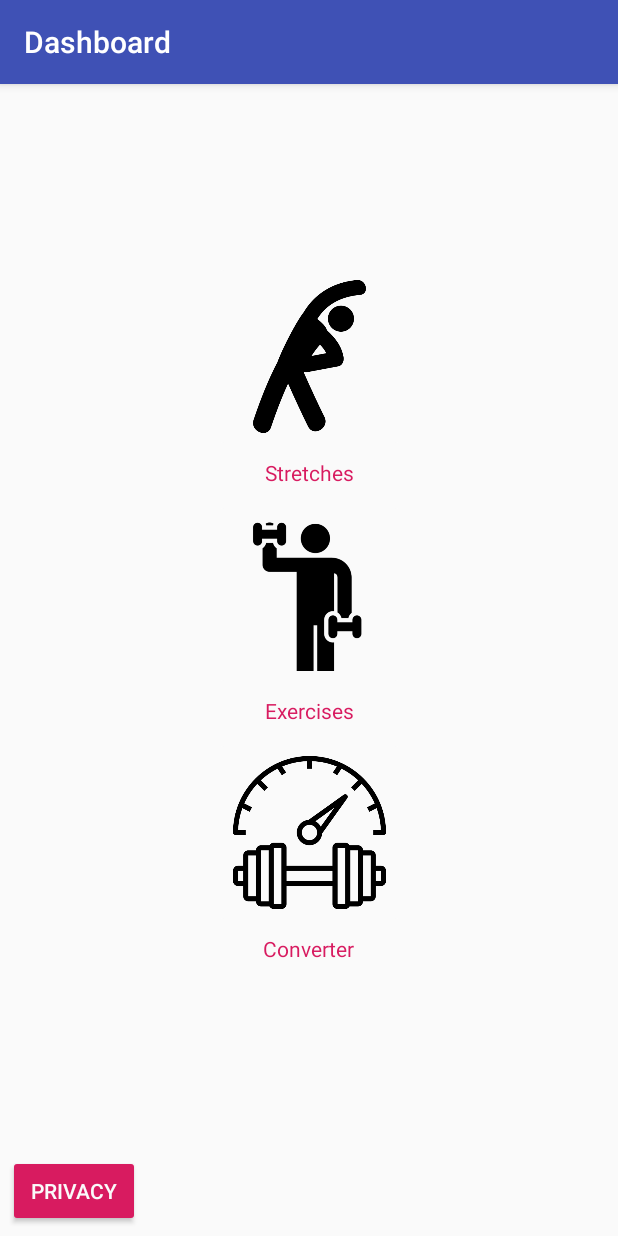
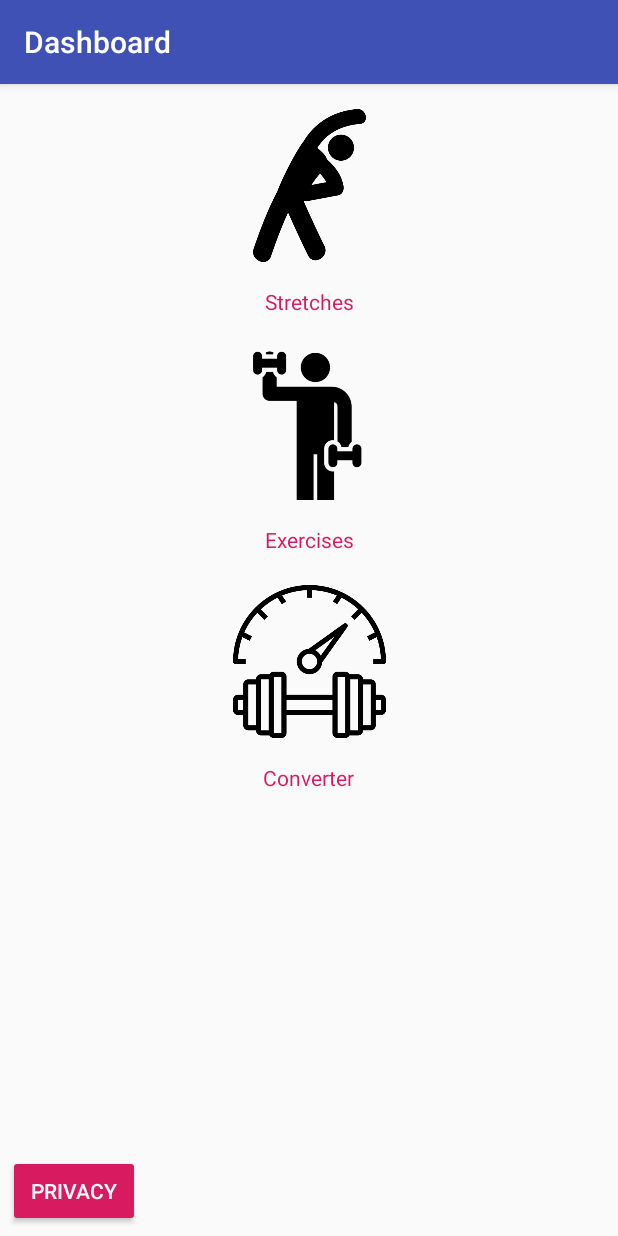
Before and after one commit to lisabg/MyWorkoutApplication, an Android app: the screen it shows after launch (DashboardActivity), on a phone screen of 412 x 824 dp. Run offline under Robolectric (Android 15) with nearby library versions, the phone set to English and light mode, and no system bars.

Commit message:
changed git ignore file and some style constraints

```diff
--- a/app/build.gradle
+++ b/app/build.gradle
@@ -10,8 +10,8 @@ android {
         applicationId 'dev.greenquist.myapplication'
         minSdkVersion 24
         targetSdkVersion 29
-        versionCode 1
-        versionName "1.0"
+        versionCode 2
+        versionName "2.0"
         testInstrumentationRunner "androidx.test.runner.AndroidJUnitRunner"
     }
     buildTypes {
--- a/app/src/main/res/layout/dashboard_layout.xml
+++ b/app/src/main/res/layout/dashboard_layout.xml
@@ -19,30 +19,31 @@
             android:id="@+id/dashboard_stretching_button"
             android:layout_width="126dp"
             android:layout_height="127dp"
-            android:layout_marginBottom="4dp"
+            android:layout_marginTop="60dp"
             android:backgroundTint="@color/colorPrimaryWhite"
             android:contentDescription="@string/dashboard_stretching_button_description"
             android:scaleType="fitCenter"
             android:src="@drawable/stretching_icon"
             android:text="@string/converter_title"
-            app:layout_constraintBottom_toTopOf="@+id/textView"
             app:layout_constraintEnd_toEndOf="parent"
-            app:layout_constraintStart_toStartOf="parent" />
+            app:layout_constraintHorizontal_bias="0.5"
+            app:layout_constraintStart_toStartOf="parent"
+            app:layout_constraintTop_toTopOf="@+id/dashboard_main" />
 
     <ImageButton
             android:id="@+id/dashboard_exercises_button"
             android:layout_width="126dp"
             android:layout_height="127dp"
-            android:layout_marginBottom="32dp"
+            android:layout_marginTop="8dp"
             android:backgroundTint="@color/colorPrimaryWhite"
             android:contentDescription="@string/dashboard_exercise_button_description"
             android:scaleType="fitCenter"
             android:src="@drawable/exercise2_icon"
             android:text="@string/converter_title"
-            app:layout_constraintBottom_toBottomOf="parent"
             app:layout_constraintEnd_toEndOf="parent"
+            app:layout_constraintHorizontal_bias="0.5"
             app:layout_constraintStart_toStartOf="parent"
-            app:layout_constraintTop_toTopOf="parent" />
+            app:layout_constraintTop_toBottomOf="@+id/textView" />
 
 
     <ImageButton
@@ -62,21 +63,22 @@
     <TextView
             android:id="@+id/textView"
             android:layout_width="wrap_content"
-            android:layout_height="wrap_content"
-            android:layout_marginBottom="8dp"
+            android:layout_height="19dp"
+            android:layout_marginTop="4dp"
+            android:text="@string/stretch_title"
             android:textColor="@color/colorAccent"
-            android:text="@string/stretch_title"
-            app:layout_constraintBottom_toTopOf="@+id/dashboard_exercises_button"
             app:layout_constraintEnd_toEndOf="parent"
-            app:layout_constraintStart_toStartOf="parent" />
+            app:layout_constraintHorizontal_bias="0.5"
+            app:layout_constraintStart_toStartOf="parent"
+            app:layout_constraintTop_toBottomOf="@+id/dashboard_stretching_button" />
 
     <TextView
             android:id="@+id/textView3"
             android:layout_width="wrap_content"
             android:layout_height="wrap_content"
             android:layout_marginTop="4dp"
+            android:text="@string/exercise_title"
             android:textColor="@color/colorAccent"
-            android:text="@string/exercise_title"
             app:layout_constraintEnd_toEndOf="parent"
             app:layout_constraintStart_toStartOf="parent"
             app:layout_constraintTop_toBottomOf="@+id/dashboard_exercises_button" />
@@ -86,8 +88,8 @@
             android:layout_width="wrap_content"
             android:layout_height="wrap_content"
             android:layout_marginTop="4dp"
+            android:text="@string/converter_title"
             android:textColor="@color/colorAccent"
-            android:text="@string/converter_title"
             app:layout_constraintEnd_toEndOf="parent"
             app:layout_constraintStart_toStartOf="parent"
             app:layout_constraintTop_toBottomOf="@+id/dashboard_converter_button" />
@@ -99,8 +101,8 @@
             android:layout_marginStart="5dp"
             android:layout_marginBottom="6dp"
             android:backgroundTint="@color/colorAccent"
+            android:text="@string/dashboard_privacy_button_text"
             android:textColor="@color/colorPrimaryWhite"
-            android:text="@string/dashboard_privacy_button_text"
             app:layout_constraintBottom_toBottomOf="parent"
             app:layout_constraintStart_toStartOf="parent" />
 
```
Also changed, not shown: 1 other file.
